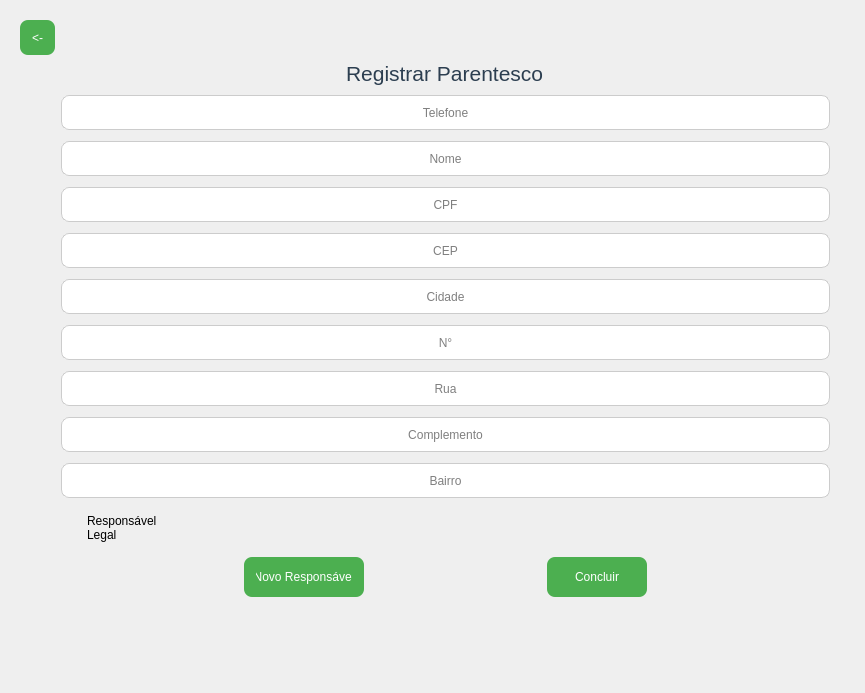
Qt form App/view/ui/registerParent.ui (Senac-SOR-ADS/Gerenciamento-Escolar) before a commit.
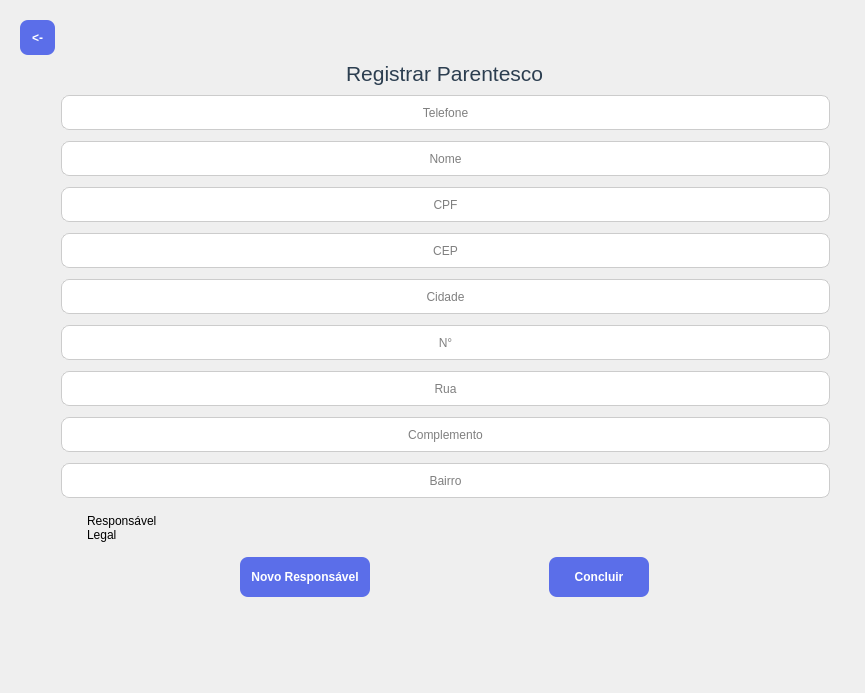
The same form after that commit. Icons and pictures are not drawn.

Patch:
```diff
--- a/App/view/ui/registerParent.ui
+++ b/App/view/ui/registerParent.ui
@@ -47,6 +47,13 @@
     padding: 6px 12px;
 }
 
+QPushButton {
+	font: bold;
+    background-color: #5B6EE9;
+    color: white;
+    border-radius: 8px;
+    padding: 6px 12px;
+}
 QPushButton:hover {
     background-color: #45a049;
 }
@@ -347,7 +354,7 @@
              <widget class="QPushButton" name="novo_responsavel">
               <property name="minimumSize">
                <size>
-                <width>0</width>
+                <width>130</width>
                 <height>40</height>
                </size>
               </property>
```
Left out of the diff: 6 changed lines with no effect on the pictures.
